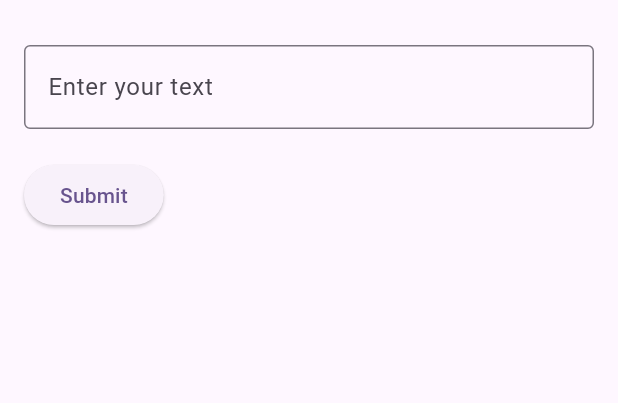
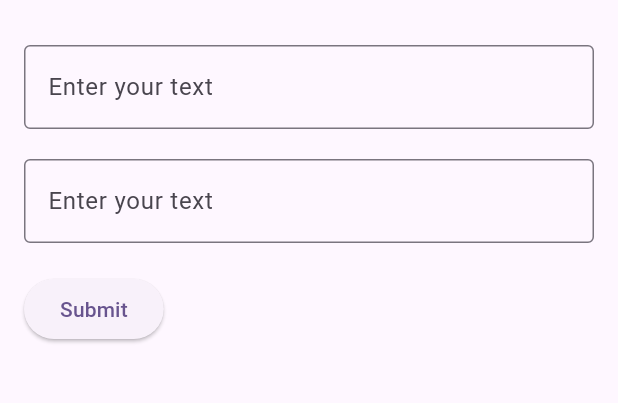
Before and after one commit to theharshguptaflutter/crud_bloc, a Flutter app: the screen it shows after launch, on a phone screen of 412 x 824 dp, the part 63-466 px from its top. Run offline on Flutter 3.47's test engine with Material 3 defaults, Android fonts, the phone set to English and light mode, and no system bars; our stand-ins replace equatable, flutter_bloc.

Commit message:
bloc login

```diff
--- a/lib/login/bloc/login_event.dart
+++ b/lib/login/bloc/login_event.dart
@@ -9,7 +9,7 @@ class LoginReqEvent extends LoginEvent{
 
   LoginReqModel? loginReqModel;
 
-  LoginReqEvent({this.loginReqModel});
+  LoginReqEvent({required this.loginReqModel});
 
   @override
   List<Object?> get props => [LoginReqModel];
--- a/lib/login/bloc/login_state.dart
+++ b/lib/login/bloc/login_state.dart
@@ -1,3 +1,5 @@
+// ignore_for_file: must_be_immutable
+
 import 'package:crud_bloc/login/model/login_resp_model.dart';
 import 'package:equatable/equatable.dart';
 
@@ -8,9 +10,17 @@ class LoginLoadingState extends LoginState {
   List<Object?> get props => [];
 }
 
+
+class LoginInitialState extends LoginState {
+  LoginRespModel? loginRespModel;
+  LoginInitialState({this.loginRespModel});
+
+  @override
+  List<Object?> get props => [LoginRespModel];
+}
 class LoginLoadedState extends LoginState {
   LoginRespModel? loginRespModel;
-  LoginLoadedState({this.loginRespModel});
+  LoginLoadedState({required this.loginRespModel});
 
   @override
   List<Object?> get props => [LoginRespModel];
@@ -18,7 +28,7 @@ class LoginLoadedState extends LoginState {
 
 class LoginErrorState extends LoginState {
   String? errorMsg;
-  LoginErrorState({this.errorMsg});
+  LoginErrorState({ required this.errorMsg});
   @override
   List<Object?> get props => [errorMsg];
 }
--- a/lib/login/login_page.dart
+++ b/lib/login/login_page.dart
@@ -1,49 +1,54 @@
 // ignore_for_file: prefer_const_literals_to_create_immutables
 
+import 'package:crud_bloc/login/bloc/login_bloc.dart';
+import 'package:crud_bloc/login/bloc/login_event.dart';
+import 'package:crud_bloc/login/bloc/login_state.dart';
+import 'package:crud_bloc/login/model/login_req_model.dart';
 import 'package:flutter/material.dart';
+import 'package:flutter_bloc/flutter_bloc.dart';
+
+
 
 class LoginScreen extends StatelessWidget {
+    TextEditingController email = TextEditingController();
+  TextEditingController pwd = TextEditingController();
+  final _formKey = GlobalKey<FormState>();
    LoginScreen({super.key});
 
   @override
   Widget build(BuildContext context) {
     return Scaffold(
-      appBar: AppBar(title: Text("Flutter Bloc") ,),
+      appBar: AppBar(
+        title: Text("Flutter Bloc"),
+      ),
       // ignore: prefer_const_constructors
-      body: Padding(
+      body: BlocBuilder<LoginBLoc, LoginState>(
+        builder: (BuildContext context, state) {
+          if (state is LoginInitialState) {
+            return Padding(
                 padding: const EdgeInsets.all(16.0),
-          child: MyForm(),
-        ),
-
-      );
-  }
-}
-
-
-class MyForm extends StatefulWidget {
-  @override
-  _MyFormState createState() => _MyFormState();
-}
-
-class _MyFormState extends State<MyForm> {
-  final _textController = TextEditingController();
-  final _formKey = GlobalKey<FormState>();
-
-  @override
-  void dispose() {
-    _textController.dispose();
-    super.dispose();
-  }
-
-  @override
-  Widget build(BuildContext context) {
-    return Form(
+                child: Form(
                   key: _formKey,
                   child: Column(
                     crossAxisAlignment: CrossAxisAlignment.start,
                     children: [
                       TextFormField(
-            controller: _textController,
+                        controller: email,
+                        decoration: InputDecoration(
+                          labelText: 'Enter your text',
+                          hintText: 'Type something here...',
+                          border: OutlineInputBorder(),
+                        ),
+                        validator: (value) {
+                          if (value == null || value.isEmpty) {
+                            return 'Please enter some text';
+                          }
+                          return null;
+                        },
+                      ),
+                      SizedBox(height: 20),
+                      TextFormField(
+                        controller: pwd,
                         decoration: InputDecoration(
                           labelText: 'Enter your text',
                           hintText: 'Type something here...',
@@ -59,17 +64,31 @@ class _MyFormState extends State<MyForm> {
                       SizedBox(height: 20),
                       ElevatedButton(
                         onPressed: () {
-              if (_formKey.currentState!.validate()) {
-                // If the form is valid, show the input in a snackbar
-                ScaffoldMessenger.of(context).showSnackBar(
-                  SnackBar(content: Text('You entered: ${_textController.text}')),
-                );
-              }
+                          var blogLogin = BlocProvider.of<LoginBLoc>(context);
+                          var req = LoginReqModel(
+                              username: email.text, password: pwd.text);
+                          blogLogin.add(LoginReqEvent(loginReqModel: req));
                         },
                         child: Text('Submit'),
                       ),
                     ],
                   ),
+                ));
+          } else if (state is LoginLoadingState) {
+            return Center(child: CircularProgressIndicator());
+          } else if (state is LoginLoadedState) {
+            return Center(
+              child: Text(state.loginRespModel?.data?.userEmail ?? "",style: TextStyle(color: Colors.black),),
+            );
+          } else if (state is LoginErrorState) {
+            return Center(
+              child: Text(state.errorMsg.toString()),
+            );
+          } else {
+            return Container();
+          }
+        },
+      ),
     );
   }
 }
--- a/lib/main.dart
+++ b/lib/main.dart
@@ -1,6 +1,8 @@
 // ignore_for_file: prefer_const_constructors
 
+import 'package:crud_bloc/login/bloc/login_bloc.dart';
 import 'package:flutter/material.dart';
+import 'package:flutter_bloc/flutter_bloc.dart';
 
 import 'login/login_page.dart';
 
@@ -12,13 +14,19 @@ class MyApp extends StatelessWidget {
   const MyApp({super.key});
   @override
   Widget build(BuildContext context) {
-    return MaterialApp(
-      title: 'Bloc Flutter',
-      theme: ThemeData(
-        colorScheme: ColorScheme.fromSeed(seedColor: Colors.deepPurple),
-        useMaterial3: true,
+    return MultiBlocProvider(
+    providers: [
+      BlocProvider(create:(context)=>LoginBLoc()),
+     // BlocProvider(create:(context)=>LoginBLoc())
+    ],
+      child: MaterialApp(
+        title: 'Bloc Flutter',
+        theme: ThemeData(
+          colorScheme: ColorScheme.fromSeed(seedColor: Colors.deepPurple),
+          useMaterial3: true,
+        ),
+        home: LoginScreen(),
       ),
-      home: LoginScreen(),
     );
   }
 }
```
Also changed, not shown: lib/login/bloc/login_bloc.dart (+26 -0 lines), lib/login/model/login_resp_model.dart (+43 -11 lines), lib/login/repo/login_repo.dart (added, +29 -0 lines). Lines whose indentation alone changed are shown as unchanged.
